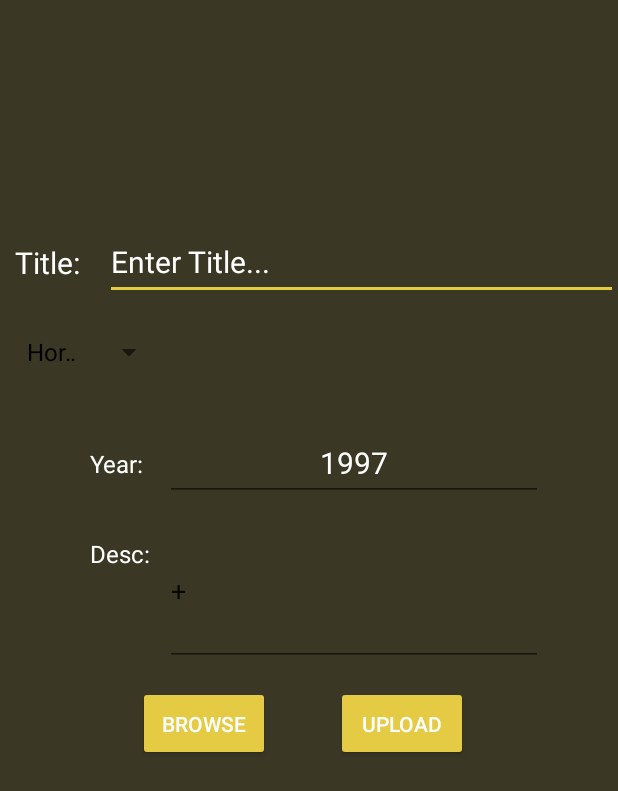
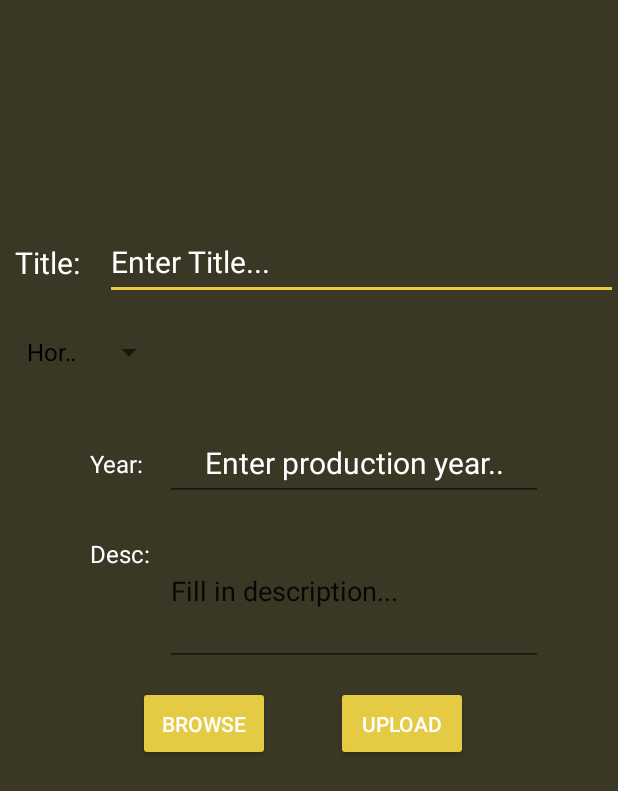
Before and after one commit to PieterBollen87/androidMovieApp, an Android app: the screen it shows after launch (AddMovieActivity), after a tap on "ADD", on a phone screen of 412 x 824 dp. Shown: the top 791 px of the screen. Run offline under Robolectric (Android 15) with nearby library versions, the phone set to English and light mode, and no system bars; our stand-ins replace Volley; network calls fail.

Commit message:
fix nog fix-> en scherm

```diff
--- a/app/src/main/res/layout/add_movie_activity.xml
+++ b/app/src/main/res/layout/add_movie_activity.xml
@@ -87,7 +87,7 @@
             android:layout_height="50dp"
             android:textColor="#FFFFFF"
             android:textSize="20sp"
-            android:text="1997"
+            android:text="Enter production year.."
             android:gravity="center"
             android:layout_marginTop="10dp"
             android:layout_toRightOf="@+id/year"
@@ -109,7 +109,7 @@
             android:id="@+id/descriptionField"
             android:layout_width="match_parent"
             android:layout_height="100dp"
-            android:text="+"
+            android:text="Fill in description..."
             android:layout_marginTop="10dp"
             android:layout_below="@+id/yearField"
             android:layout_toEndOf="@+id/year"
--- a/app/src/main/res/values/strings.xml
+++ b/app/src/main/res/values/strings.xml
@@ -3,6 +3,7 @@
     <string name="action_settings">Settings</string>
     <string name="title_activity_movie">MovieActivity</string>
     <string name="title_activity_movie_detail">MovieDetailActivity</string>
+    <string name="api_url">http://10.83.130.90:3000/api/films</string>
 
     <string-array name="movie_genres">
         <item>Horror</item>
```
